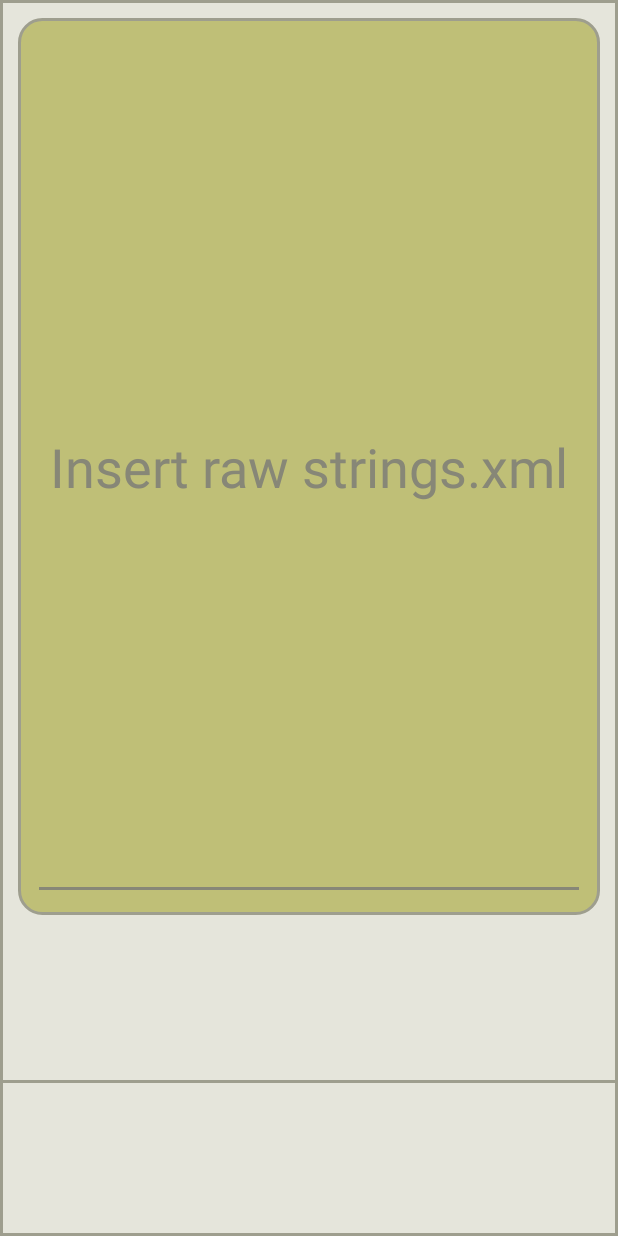
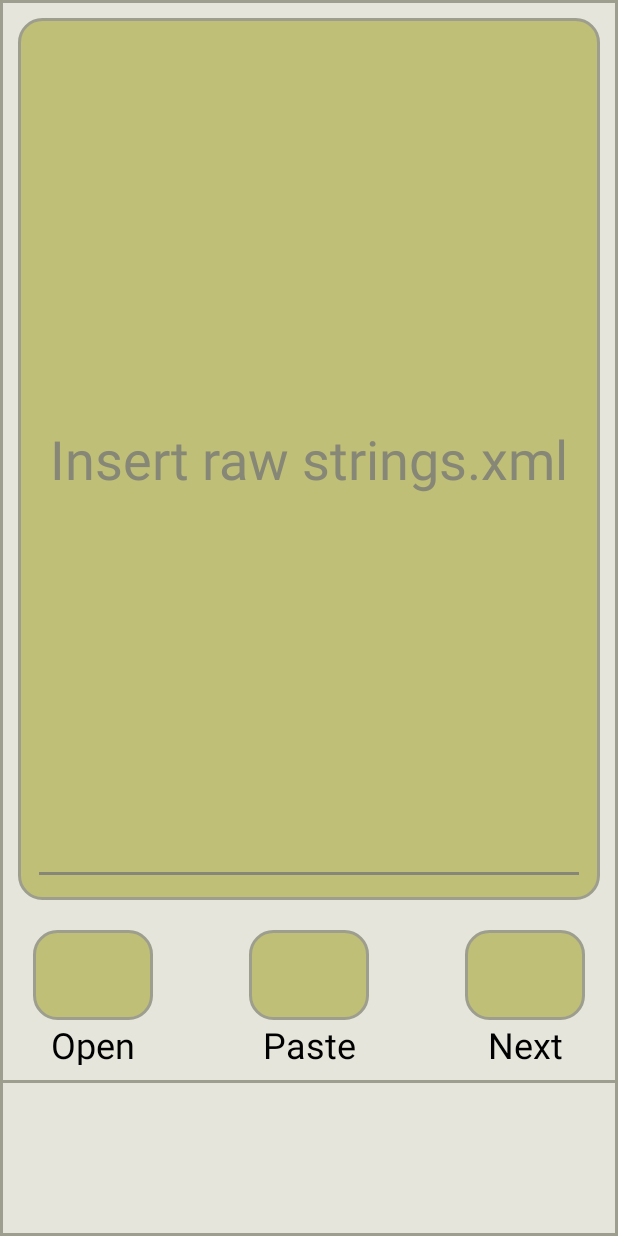
Before and after one commit to cyberfanta/String-XML-filter-tool, an Android app: the layout activity_main_2.xml on its own in the app's theme, with its tools: preview values and no code run, on a phone screen of 412 x 824 dp. Run offline under Robolectric (Android 15) with nearby library versions, the phone set to English and light mode, and no system bars.

Commit message:
New UI design

```diff
--- a/app/src/main/res/layout/activity_main_2.xml
+++ b/app/src/main/res/layout/activity_main_2.xml
@@ -12,8 +12,9 @@
         android:layout_marginStart="2dp"
         android:layout_marginTop="2dp"
         android:layout_marginEnd="2dp"
+        android:layout_marginBottom="204dp"
         android:background="@color/colorSourceBase"
-        app:layout_constraintBottom_toTopOf="@id/tools"
+        app:layout_constraintBottom_toTopOf="@id/adView"
         app:layout_constraintEnd_toEndOf="parent"
         app:layout_constraintStart_toStartOf="parent"
         app:layout_constraintTop_toTopOf="parent" />
@@ -25,9 +26,9 @@
         android:layout_marginStart="12dp"
         android:layout_marginTop="12dp"
         android:layout_marginEnd="12dp"
-        android:layout_marginBottom="10dp"
+        android:layout_marginBottom="224dp"
         android:background="@drawable/edittexttextmultiline_background"
-        app:layout_constraintBottom_toTopOf="@id/tools"
+        app:layout_constraintBottom_toTopOf="@id/adView"
         app:layout_constraintEnd_toEndOf="parent"
         app:layout_constraintStart_toStartOf="parent"
         app:layout_constraintTop_toTopOf="parent" />
@@ -39,7 +40,7 @@
         android:layout_marginStart="22dp"
         android:layout_marginTop="22dp"
         android:layout_marginEnd="22dp"
-        android:layout_marginBottom="20dp"
+        android:layout_marginBottom="234dp"
         android:autofillHints=""
         android:ems="10"
         android:gravity="center"
@@ -48,13 +49,107 @@
         android:padding="@dimen/editTextTextMultiLine_padding"
         android:textColorHint="@color/colorSource4Up"
         android:textSize="@dimen/editTextTextMultiLine_textSize"
-        app:layout_constraintBottom_toTopOf="@id/tools"
+        app:layout_constraintBottom_toTopOf="@id/adView"
         app:layout_constraintEnd_toEndOf="parent"
         app:layout_constraintStart_toStartOf="parent"
         app:layout_constraintTop_toTopOf="parent" />
 
+    <androidx.constraintlayout.widget.ConstraintLayout
+        android:id="@+id/tool1"
+        android:layout_width="0dp"
+        android:layout_height="90dp"
+        android:layout_marginStart="2dp"
+        android:layout_marginEnd="2dp"
+        android:layout_marginBottom="114dp"
+        android:background="@color/colorSourceBase"
+        app:layout_constraintBottom_toTopOf="@id/adView"
+        app:layout_constraintEnd_toEndOf="parent"
+        app:layout_constraintStart_toStartOf="parent">
+
+        <ImageView
+            android:id="@+id/ivA1"
+            android:layout_width="80dp"
+            android:layout_height="60dp"
+            android:layout_marginStart="20dp"
+            app:layout_constraintStart_toStartOf="parent"
+            app:layout_constraintTop_toTopOf="parent"
+            app:srcCompat="@drawable/edittexttextmultiline_background" />
+
+        <TextView
+            android:id="@+id/tvA1"
+            android:layout_width="80dp"
+            android:layout_height="30dp"
+            android:layout_marginStart="20dp"
+            android:gravity="center"
+            android:text="@string/tvA1"
+            android:textColor="@color/colorBlack"
+            android:textSize="24sp"
+            android:typeface="sans"
+            app:layout_constraintBottom_toBottomOf="parent"
+            app:layout_constraintStart_toStartOf="parent"
+            app:layout_constraintTop_toBottomOf="@id/ivA1" />
+
+        <ImageView
+            android:id="@+id/ivB1"
+            android:layout_width="80dp"
+            android:layout_height="60dp"
+            app:layout_constraintEnd_toStartOf="@+id/ivC1"
+            app:layout_constraintStart_toEndOf="@+id/ivA1"
+            app:layout_constraintTop_toTopOf="parent"
+            app:srcCompat="@drawable/edittexttextmultiline_background" />
+
+        <TextView
+            android:id="@+id/tvB1"
+            android:layout_width="80dp"
+            android:layout_height="30dp"
+            android:gravity="center"
+            android:text="@string/tvA2"
+            android:textColor="@color/colorBlack"
+            android:textSize="24sp"
+            android:typeface="sans"
+            app:layout_constraintBottom_toBottomOf="parent"
+            app:layout_constraintEnd_toStartOf="@+id/tvC1"
+            app:layout_constraintStart_toEndOf="@+id/tvA1"
+            app:layout_constraintTop_toBottomOf="@+id/ivB1" />
+
+        <ImageView
+            android:id="@+id/ivC1"
+            android:layout_width="80dp"
+            android:layout_height="60dp"
+            android:layout_marginEnd="20dp"
+            app:layout_constraintEnd_toEndOf="parent"
+            app:layout_constraintTop_toTopOf="parent"
+            app:srcCompat="@drawable/edittexttextmultiline_background" />
+
+        <TextView
+            android:id="@+id/tvC1"
+            android:layout_width="80dp"
+            android:layout_height="30dp"
+            android:layout_marginEnd="20dp"
+            android:gravity="center"
+            android:text="@string/tvA3"
+            android:textColor="@color/colorBlack"
+            android:textSize="24sp"
+            android:typeface="sans"
+            app:layout_constraintBottom_toBottomOf="parent"
+            app:layout_constraintEnd_toEndOf="parent"
+            app:layout_constraintTop_toBottomOf="@id/ivC1" />
+    </androidx.constraintlayout.widget.ConstraintLayout>
+
+    <View
+        android:id="@+id/view13"
+        android:layout_width="0dp"
+        android:layout_height="10dp"
+        android:layout_marginStart="2dp"
+        android:layout_marginEnd="2dp"
+        android:layout_marginBottom="104dp"
+        android:background="@color/colorSourceBase"
+        app:layout_constraintBottom_toTopOf="@id/adView"
+        app:layout_constraintEnd_toEndOf="parent"
+        app:layout_constraintStart_toStartOf="parent" />
+
     <LinearLayout
-        android:id="@+id/tools"
+        android:id="@+id/components1"
         android:layout_width="match_parent"
         android:layout_height="100dp"
         android:layout_marginStart="2dp"
@@ -62,27 +157,7 @@
         android:layout_marginBottom="2dp"
         android:background="@color/colorSourceBase"
         android:orientation="horizontal"
-        app:layout_constraintBottom_toTopOf="@+id/components"
-        app:layout_constraintEnd_toEndOf="parent"
-        app:layout_constraintStart_toStartOf="parent">
-
-        <View
-            android:id="@+id/view3"
-            android:layout_width="0dp"
-            android:layout_height="wrap_content"
-            android:layout_weight="1" />
-    </LinearLayout>
-
-    <LinearLayout
-        android:id="@+id/components"
-        android:layout_width="match_parent"
-        android:layout_height="100dp"
-        android:layout_marginStart="2dp"
-        android:layout_marginEnd="2dp"
-        android:layout_marginBottom="2dp"
-        android:background="@color/colorSourceBase"
-        android:orientation="horizontal"
-        app:layout_constraintBottom_toTopOf="@+id/adView2"
+        app:layout_constraintBottom_toTopOf="@+id/adView"
         app:layout_constraintEnd_toEndOf="parent"
         app:layout_constraintStart_toStartOf="parent">
 
@@ -90,7 +165,25 @@
             android:id="@+id/view4"
             android:layout_width="0dp"
             android:layout_height="wrap_content"
-            android:layout_weight="1" />
+            android:layout_weight="84" />
+
+        <View
+            android:id="@+id/view10"
+            android:layout_width="0dp"
+            android:layout_height="wrap_content"
+            android:layout_weight="84" />
+
+        <View
+            android:id="@+id/view11"
+            android:layout_width="0dp"
+            android:layout_height="wrap_content"
+            android:layout_weight="84" />
+
+        <View
+            android:id="@+id/view12"
+            android:layout_width="0dp"
+            android:layout_height="wrap_content"
+            android:layout_weight="84" />
     </LinearLayout>
 
     <androidx.constraintlayout.widget.ConstraintLayout
@@ -102,7 +195,7 @@
         android:focusable="true"
         android:onClick="author_selected"
         android:visibility="gone"
-        app:layout_constraintBottom_toTopOf="@+id/adView2"
+        app:layout_constraintBottom_toTopOf="@+id/adView"
         app:layout_constraintEnd_toEndOf="parent"
         app:layout_constraintStart_toStartOf="parent"
         app:layout_constraintTop_toTopOf="parent">
@@ -200,11 +293,10 @@
     </androidx.constraintlayout.widget.ConstraintLayout>
 
     <com.google.android.gms.ads.AdView
-        android:id="@+id/adView2"
+        android:id="@+id/adView"
         android:layout_width="0dp"
         android:layout_height="wrap_content"
 
-        android:background="@drawable/background"
         app:adSize="BANNER"
         app:adUnitId="@string/ads_footer"
 
--- a/app/src/main/res/values/strings.xml
+++ b/app/src/main/res/values/strings.xml
@@ -54,4 +54,10 @@
     <string name="author_email" translatable="false">masterjulioleon2004@gmail.com</string>
     <string name="author_phone" translatable="false">+58 (424) 225.92.20</string>
 
+    <!--    Version 2 UI-->
+    <string name="tvA1">Open</string>
+    <string name="tvA2">Paste</string>
+    <string name="tvA3">Next</string>
+
+
 </resources>
```
